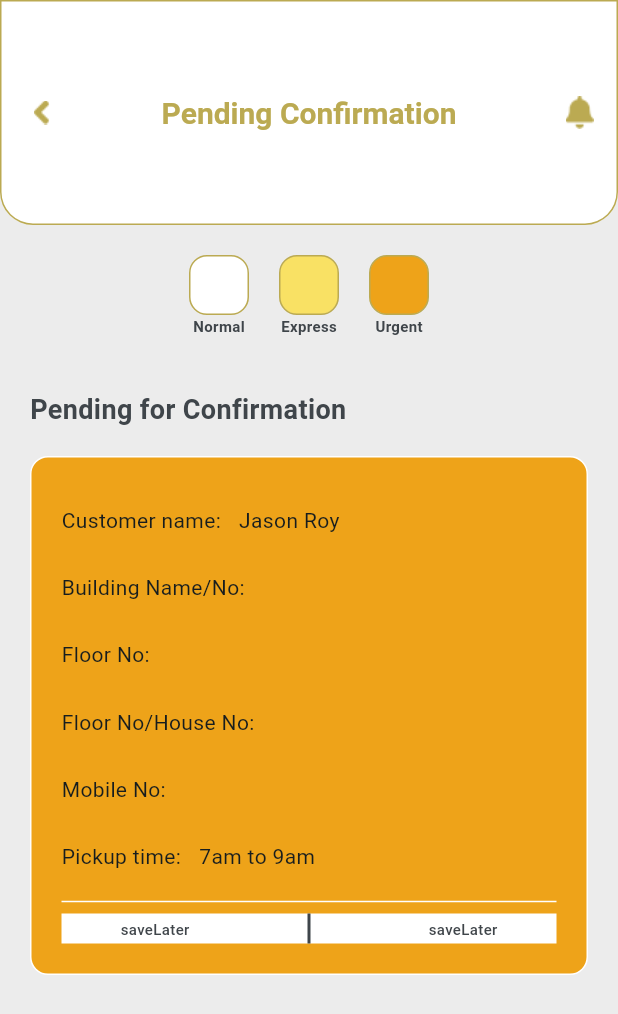
After one commit to mannmohan-mobiz/MobizLaundry, a Flutter app: the PickingConfirmationPage screen opened directly, on a phone screen of 412 x 824 dp. The commit adds this screen. Shown: the top 1014 px of the screen. Run offline on Flutter 3.47's test engine with Material 3 defaults, Android fonts, the phone set to English and light mode, and no system bars; our stand-ins replace bloc, charts_flutter, dio, dots_indicator, equatable, fl_chart and 8 more; missing offline and left inert: another_stepper; accounts and stored records are empty.

Commit message:
picking confirmation ui

```diff
--- /dev/null
+++ b/lib/Picker_App/screens/picking_confirmation_page.dart
@@ -0,0 +1,154 @@
+import 'package:flutter/cupertino.dart';
+import 'package:flutter/material.dart';
+
+import '../src/colors.dart';
+import '../util/common_methods.dart';
+
+class PickingConfirmationPage extends StatefulWidget {
+  const PickingConfirmationPage({super.key});
+
+  @override
+  State<PickingConfirmationPage> createState() => _PickingConfirmationPageState();
+}
+
+class _PickingConfirmationPageState extends State<PickingConfirmationPage> {
+  List<String> typeList = ['Normal','Express','Urgent'];
+  List<Color> colorList = [pickerWhiteColor,pickerYellowTypeColor,pickerOrangeTypeColor];
+  @override
+  Widget build(BuildContext context) {
+    return  Scaffold(
+      backgroundColor: pickerBackgroundColor,
+      appBar: AppBar(
+        centerTitle: true,
+        backgroundColor: pickerWhiteColor,
+        toolbarHeight: 150.0,
+        shape: const RoundedRectangleBorder(
+          borderRadius: BorderRadius.only(bottomLeft: Radius.circular(22),bottomRight: Radius.circular(22)),
+          side: BorderSide(color: pickerGoldColor),
+        ),
+        leading: IconButton(
+          onPressed: () {
+            close(context);
+          },
+          icon: Image.asset('Assets/Images/back_arrow.png')
+        ),
+        title: const Text('Pending Confirmation',style: TextStyle(color: pickerGoldColor,fontWeight: FontWeight.bold,fontSize: 20),),
+        actions: [
+          Padding(
+            padding: const EdgeInsets.only(right: 16.0),
+            child: Image.asset('Assets/Images/notification_icon.png'),
+          )
+        ],
+      ),
+      body:   Padding(
+        padding: const EdgeInsets.symmetric(horizontal: 20,vertical: 20.0),
+        child: ListView(
+          shrinkWrap: true,
+          physics: const BouncingScrollPhysics(),
+          children: [
+            Row(
+              mainAxisAlignment: MainAxisAlignment.center,
+              children: [
+                SizedBox(
+                  height: 90,
+                  child: ListView.builder(
+                    itemCount: 3,
+                    shrinkWrap: true,
+                    physics: const BouncingScrollPhysics(),
+                    scrollDirection: Axis.horizontal,
+                    itemBuilder: (itemBuilder, index) =>
+                    Column(
+                      children: [
+                        Padding(
+                          padding: const EdgeInsets.symmetric(horizontal: 10.0),
+                          child: SizedBox(
+                            height: 40,
+                            width: 40,
+                            child: Container(
+                              decoration:  BoxDecoration(
+                                color: colorList[index],
+                                border: Border.all(color: pickerGoldColor),
+                                borderRadius: BorderRadius.circular(12),
+                              ),
+                            ),
+                          ),
+                        ),
+                         Text(typeList[index],style: const TextStyle(color: pickerBlackColor,fontWeight: FontWeight.bold,fontSize: 10),),
+                      ],
+                    ),
+                  ),
+                )
+              ],
+            ),
+            const Text('Pending for Confirmation',style: TextStyle(color: pickerBlackColor,fontWeight: FontWeight.bold,fontSize: 18),),
+             Container(
+                padding: const EdgeInsets.all(20),
+                margin: const EdgeInsets.symmetric(vertical: 18),
+                decoration: BoxDecoration(color: pickerOrangeTypeColor,
+                    borderRadius: BorderRadius.circular(12),
+                    border: Border.all(color: pickerWhiteColor)),
+                child:   Center(
+                    child: Column(
+                      children: [
+                        const RowItem( label: 'Customer name:',value: 'Jason Roy',),
+                        const RowItem(label: 'Building Name/No:',value: '',),
+                        const RowItem(label: 'Floor No:',value: '',),
+                        const RowItem(label: 'Floor No/House No:',value: '',),
+                        const RowItem(label: 'Mobile No:',value: '',),
+                        const RowItem(label: 'Pickup time:',value: '7am to 9am',),
+                        const Divider(
+                          color: pickerWhiteColor,
+                          thickness: 1,
+                        ),
+                        Container(
+                          color: pickerWhiteColor,
+                                child:Row(
+                                  mainAxisAlignment: MainAxisAlignment.spaceAround,
+                                  children: [
+                                    const Text( 'saveLater', style: TextStyle(fontSize: 10, color: pickerBlackColor,  fontWeight: FontWeight.w500)),
+                                    Container(width: 2, height: 20, color: pickerBlackColor),
+                                    const Text( 'saveLater', style: TextStyle(fontSize: 10, color: pickerBlackColor,  fontWeight: FontWeight.w500)),
+                                  ],
+                                ),
+                        )
+                      ],
+                    )),
+              ),
+          ],
+        ),
+      ),
+    );
+  }
+}
+
+class RowItem extends StatelessWidget {
+  final String label;
+  final String value;
+  const RowItem({super.key,required this.value,required this.label});
+
+  @override
+  Widget build(BuildContext context) {
+    return  Padding(
+      padding: const EdgeInsets.symmetric(vertical: 12.0),
+      child: Row(
+        crossAxisAlignment: CrossAxisAlignment.center,
+        children: [
+          Text(
+            label,
+            // fontWeight: FontWeight.bold,
+            textAlign: TextAlign.start,
+          ),
+          Flexible(
+              child: Padding(
+                padding: const EdgeInsets.symmetric(horizontal: 12.0),
+                child: Text(
+                  value,
+                  // fontWeight: FontWeight.bold,
+                  textAlign: TextAlign.start,
+                ),
+              )),
+        ],
+      ),
+    );
+  }
+}
--- a/lib/Picker_App/src/colors.dart
+++ b/lib/Picker_App/src/colors.dart
@@ -6,6 +6,8 @@ const Color pickerButtonColor = Color(0xffCEDCDF);
 const Color pickerWhiteColor = Color(0xffFFFFFF);
 const Color pickerGoldColor = Color(0xffBBAA52);
 const Color pickerBackgroundColor = Color(0xffECECEC);
+const Color pickerYellowTypeColor = Color(0xffF9E164);
+const Color pickerOrangeTypeColor = Color(0xffEEA319);
 const Color pickerDividerColor = Color(0xffC2CCD4);
 const Color pickerBlackColor = Color(0xff3F454A);
 const Color barrierColor = Color(0xff2e6c6436);
--- a/lib/Picker_App/util/common_methods.dart
+++ b/lib/Picker_App/util/common_methods.dart
@@ -22,3 +22,5 @@ open(BuildContext context, Widget target) => Navigator.push(
     MaterialPageRoute(
       builder: (context) => target,
     ));
+
+close(BuildContext context, {dynamic result}) => Navigator.pop(context, result);
```
Also changed, not shown: Assets/Images/back_arrow.png (added), Assets/Images/notification_icon.png (added).
